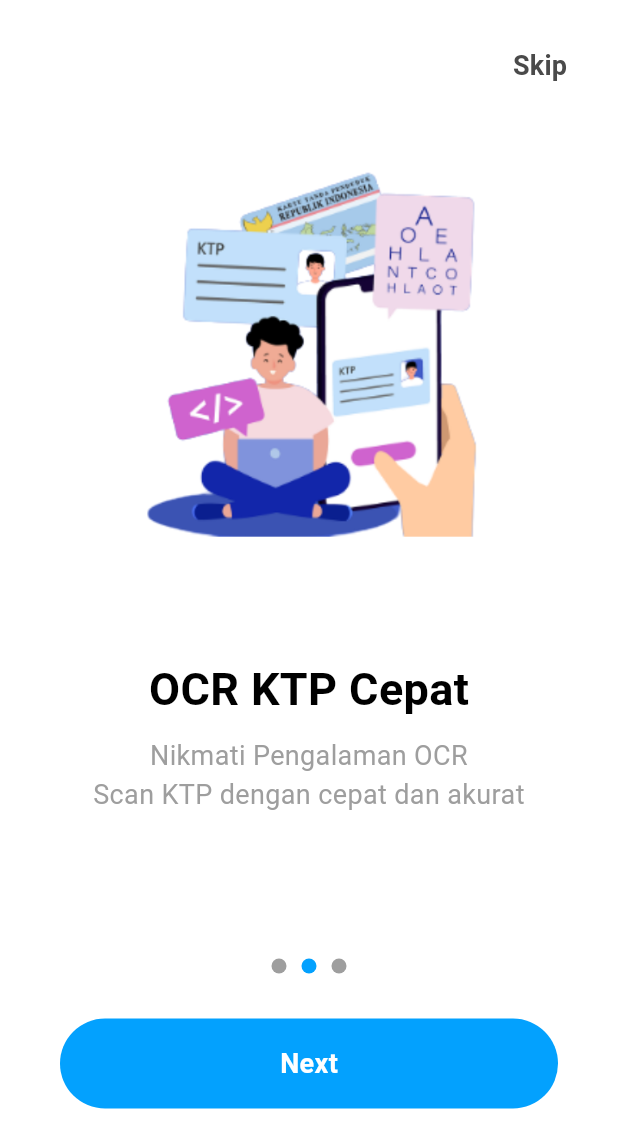
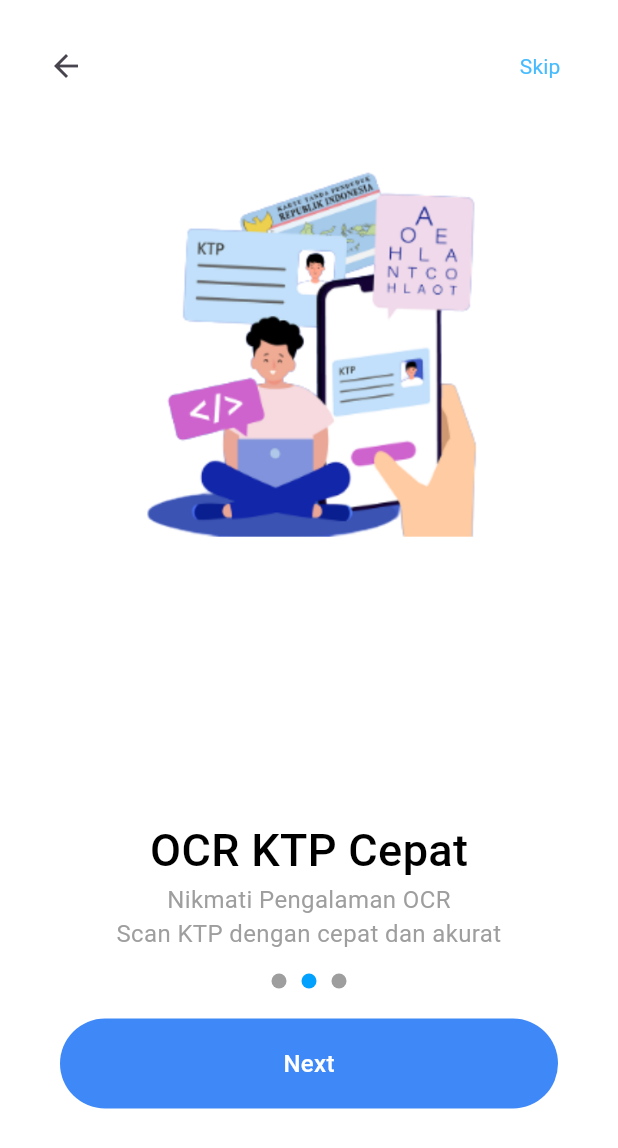
Before and after one commit to alvianfirdaus/EduScan, a Flutter app: the screen it shows after launch, after a tap on "Next", on a phone screen of 412 x 824 dp. Shown: the top 1148 px of the screen. Run offline on Flutter 3.47's test engine with Material 3 defaults, Android fonts, the phone set to English and light mode, and no system bars; our stand-ins replace camera, cloud_firestore, firebase_auth, firebase_core, flutter_riverpod, google_fonts; accounts and stored records are empty.

Commit message:
W15: Revisi On Boarding

```diff
--- a/lib/pages/onboard_screen.dart
+++ b/lib/pages/onboard_screen.dart
@@ -29,26 +29,21 @@ class OnboardingContent extends StatelessWidget {
                 image,
                 width: 270,
               ),
-              const SizedBox(
-                height: 80,
-              ),
+              const Spacer(),
               Text(
                 title,
                 style: const TextStyle(
                   color: Colors.black,
                   fontSize: 30,
-                  fontWeight: FontWeight.w600,
+                  fontWeight: FontWeight.w500,
                 ),
-              ),
-              SizedBox(
-                height: 10,
               ),
               Text(
                 description,
                 textAlign: TextAlign.center,
                 style: const TextStyle(
                   color: Colors.grey,
-                  fontSize: 18,
+                  fontSize: 16,
                   fontWeight: FontWeight.w400,
                 ),
               ),
@@ -93,21 +88,34 @@ class _OnboardingScreenState extends State<OnboardingScreen> {
             Padding(
               padding: const EdgeInsets.all(20),
               child: Row(
-                mainAxisAlignment: MainAxisAlignment.end,
+                mainAxisAlignment: MainAxisAlignment.spaceBetween,
                 children: [
-                  TextButton(
+                  IconButton(
                     onPressed: () {
-                      Navigator.pushNamed(context, Routes.signIn);
+                      _pageController.previousPage(
+                          duration: Duration(milliseconds: 300),
+                          curve: Curves.ease);
                     },
-                    child: const Text(
-                      'Skip',
-                      style: TextStyle(
-                        color: Color(0xff4a4a4a),
-                        fontSize: 18,
-                        fontWeight: FontWeight.w600,
-                      ),
+                    icon: const Icon(
+                      Icons.arrow_back,
+                      size: 24,
                     ),
                   ),
+                  TextButton(
+                      onPressed: () {
+                        //untuk mengskip onboarding dan langsung ke home screen
+
+                        // Navigator.push(context,
+
+                        //     MaterialPageRoute(builder: (context) => HomeScreen));
+                      },
+                      child: const Text(
+                        'Skip',
+                        style: TextStyle(
+                            color: Color.fromARGB(255, 70, 187, 255),
+                            fontSize: 14,
+                            fontWeight: FontWeight.w400),
+                      ))
                 ],
               ),
             ),
@@ -122,10 +130,9 @@ class _OnboardingScreenState extends State<OnboardingScreen> {
                 itemCount: onboard_data.length,
                 controller: _pageController,
                 itemBuilder: (context, index) => OnboardingContent(
-                  image: onboard_data[index].image,
-                  title: onboard_data[index].title,
-                  description: onboard_data[index].description,
-                ),
+                    image: onboard_data[index].image,
+                    title: onboard_data[index].title,
+                    description: onboard_data[index].description),
               ),
             ),
             Row(
@@ -142,28 +149,28 @@ class _OnboardingScreenState extends State<OnboardingScreen> {
                 ),
               ],
             ),
-            SizedBox(
-              height: 10,
-            ),
             Padding(
               padding: const EdgeInsets.only(right: 40, left: 40),
               child: InkWell(
                 onTap: () {
+                  //untuk tombol dapat pindah menuju Home Screen
+
                   if (_indexPage == onboard_data.length - 1) {
-                    Navigator.pushNamed(context, Routes.signIn);
-                  } else {
-                    _pageController.nextPage(
+                    Navigator.pushNamed(context, Routes.scan);
+                  }
+
+                  // untuk pindah ke halaman selanjutnya
+
+                  _pageController.nextPage(
                       duration: const Duration(milliseconds: 300),
-                      curve: Curves.ease,
-                    );
-                  }
+                      curve: Curves.ease);
                 },
                 child: Container(
                   width: double.infinity,
                   height: 60,
                   decoration: BoxDecoration(
                     borderRadius: BorderRadius.circular(50),
-                    color: Color(0xff03a1fe),
+                    color: Color.fromARGB(255, 63, 136, 247),
                   ),
                   child: Center(
                     child: Text(
@@ -172,8 +179,8 @@ class _OnboardingScreenState extends State<OnboardingScreen> {
                           : 'Next',
                       style: const TextStyle(
                         color: Colors.white,
-                        fontSize: 18,
-                        fontWeight: FontWeight.w600,
+                        fontSize: 16,
+                        fontWeight: FontWeight.w500,
                       ),
                     ),
                   ),
```
